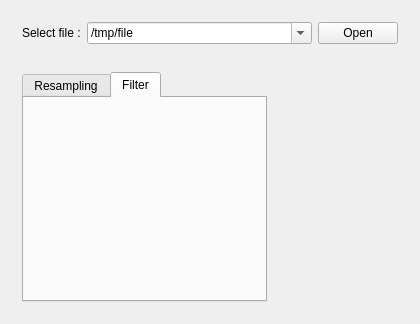
First picture: the form in ipiwolf/mainwindow.ui, repository vstebe/ipiwolf, before the edit.
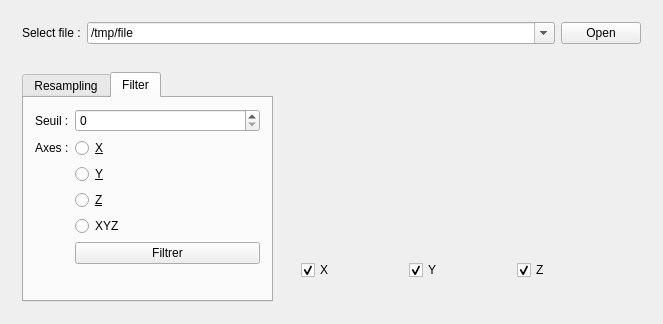
Second picture: the form after the edit. The open tabs and pages were chosen to show the change. Icons and pictures are not drawn. Custom widgets are drawn as their Qt base class.

Commit message: optimisation graph + filtrage

```diff
--- a/ipiwolf/mainwindow.ui
+++ b/ipiwolf/mainwindow.ui
@@ -6,7 +6,7 @@
    <rect>
     <x>0</x>
     <y>0</y>
-    <width>420</width>
+    <width>663</width>
     <height>324</height>
    </rect>
   </property>
@@ -75,7 +75,7 @@
           </sizepolicy>
          </property>
          <property name="currentIndex">
-          <number>0</number>
+          <number>1</number>
          </property>
          <widget class="QWidget" name="Resampling">
           <attribute name="title">
@@ -100,6 +100,9 @@
                 <number>1</number>
                </property>
                <property name="maximum">
+                <number>100</number>
+               </property>
+               <property name="value">
                 <number>55</number>
                </property>
               </widget>
@@ -110,6 +113,9 @@
                 <number>1</number>
                </property>
                <property name="maximum">
+                <number>100</number>
+               </property>
+               <property name="value">
                 <number>55</number>
                </property>
                <property name="orientation">
@@ -133,6 +139,13 @@
              </item>
              <item row="3" column="1" colspan="2">
               <widget class="QDateTimeEdit" name="txtDateEnd">
+               <property name="date">
+                <date>
+                 <year>2016</year>
+                 <month>1</month>
+                 <day>1</day>
+                </date>
+               </property>
                <property name="calendarPopup">
                 <bool>true</bool>
                </property>
@@ -195,17 +208,121 @@
           <attribute name="title">
            <string>Filter</string>
           </attribute>
+          <layout class="QVBoxLayout" name="verticalLayout_3">
+           <item>
+            <layout class="QFormLayout" name="formLayout">
+             <item row="0" column="0">
+              <widget class="QLabel" name="label_5">
+               <property name="text">
+                <string>Seuil :</string>
+               </property>
+              </widget>
+             </item>
+             <item row="0" column="1">
+              <widget class="QSpinBox" name="txtThreshold">
+               <property name="maximum">
+                <number>10000</number>
+               </property>
+              </widget>
+             </item>
+             <item row="1" column="0">
+              <widget class="QLabel" name="label_6">
+               <property name="text">
+                <string>Axes :</string>
+               </property>
+              </widget>
+             </item>
+             <item row="1" column="1">
+              <widget class="QRadioButton" name="radioX">
+               <property name="text">
+                <string>&amp;X</string>
+               </property>
+              </widget>
+             </item>
+             <item row="2" column="1">
+              <widget class="QRadioButton" name="radioY">
+               <property name="text">
+                <string>&amp;Y</string>
+               </property>
+              </widget>
+             </item>
+             <item row="3" column="1">
+              <widget class="QRadioButton" name="radioZ">
+               <property name="text">
+                <string>&amp;Z</string>
+               </property>
+              </widget>
+             </item>
+             <item row="4" column="1">
+              <widget class="QRadioButton" name="radioXYZ">
+               <property name="text">
+                <string>XYZ</string>
+               </property>
+              </widget>
+             </item>
+             <item row="5" column="1">
+              <widget class="QPushButton" name="btnFilter">
+               <property name="text">
+                <string>Filtrer</string>
+               </property>
+              </widget>
+             </item>
+            </layout>
+           </item>
+          </layout>
          </widget>
         </widget>
        </item>
        <item>
-        <widget class="Graph" name="_graph" native="true">
-         <property name="sizePolicy">
-          <sizepolicy hsizetype="Expanding" vsizetype="Expanding">
-           <horstretch>0</horstretch>
-           <verstretch>0</verstretch>
-          </sizepolicy>
-         </property>
+        <widget class="QWidget" name="widget_4" native="true">
+         <layout class="QVBoxLayout" name="verticalLayout_4">
+          <item>
+           <widget class="Graph" name="_graph" native="true">
+            <property name="sizePolicy">
+             <sizepolicy hsizetype="Expanding" vsizetype="Expanding">
+              <horstretch>0</horstretch>
+              <verstretch>0</verstretch>
+             </sizepolicy>
+            </property>
+           </widget>
+          </item>
+          <item>
+           <widget class="QWidget" name="widget_5" native="true">
+            <layout class="QHBoxLayout" name="horizontalLayout_3">
+             <item>
+              <widget class="QCheckBox" name="radioGraphX">
+               <property name="text">
+                <string>X</string>
+               </property>
+               <property name="checked">
+                <bool>true</bool>
+               </property>
+              </widget>
+             </item>
+             <item>
+              <widget class="QCheckBox" name="radioGraphY">
+               <property name="text">
+                <string>Y</string>
+               </property>
+               <property name="checked">
+                <bool>true</bool>
+               </property>
+              </widget>
+             </item>
+             <item>
+              <widget class="QCheckBox" name="radioGraphZ">
+               <property name="text">
+                <string>Z</string>
+               </property>
+               <property name="checked">
+                <bool>true</bool>
+               </property>
+              </widget>
+             </item>
+            </layout>
+           </widget>
+          </item>
+         </layout>
         </widget>
        </item>
       </layout>
```
The commit also changes 8 other files.
